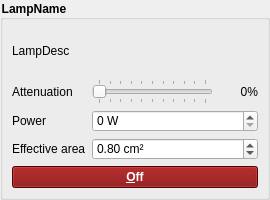
This is simui/LampControl.ui in HARMONI-CAB/radiosim as Qt 5 draws it before an edit. The edited form follows.
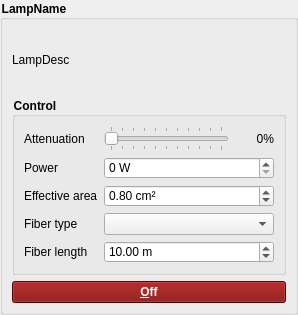
This is the edited form.

Commit message: Add fiber selection

Diff of the .ui file:
```diff
--- a/simui/LampControl.ui
+++ b/simui/LampControl.ui
@@ -6,8 +6,8 @@
    <rect>
     <x>0</x>
     <y>0</y>
-    <width>270</width>
-    <height>200</height>
+    <width>298</width>
+    <height>315</height>
    </rect>
   </property>
   <property name="sizePolicy">
@@ -41,58 +41,7 @@
       <string>LampName</string>
      </property>
      <layout class="QGridLayout" name="gridLayout_2">
-      <item row="3" column="0">
-       <widget class="QLabel" name="powerLabel">
-        <property name="sizePolicy">
-         <sizepolicy hsizetype="Fixed" vsizetype="Preferred">
-          <horstretch>0</horstretch>
-          <verstretch>0</verstretch>
-         </sizepolicy>
-        </property>
-        <property name="text">
-         <string>Power</string>
-        </property>
-        <property name="alignment">
-         <set>Qt::AlignRight|Qt::AlignTrailing|Qt::AlignVCenter</set>
-        </property>
-       </widget>
-      </item>
-      <item row="2" column="1">
-       <widget class="QSlider" name="attenSlider">
-        <property name="maximum">
-         <number>100</number>
-        </property>
-        <property name="orientation">
-         <enum>Qt::Horizontal</enum>
-        </property>
-        <property name="tickPosition">
-         <enum>QSlider::TicksBothSides</enum>
-        </property>
-        <property name="tickInterval">
-         <number>10</number>
-        </property>
-       </widget>
-      </item>
-      <item row="3" column="1" colspan="2">
-       <widget class="QDoubleSpinBox" name="lampPowerSpin">
-        <property name="sizePolicy">
-         <sizepolicy hsizetype="Expanding" vsizetype="Fixed">
-          <horstretch>0</horstretch>
-          <verstretch>0</verstretch>
-         </sizepolicy>
-        </property>
-        <property name="suffix">
-         <string> W</string>
-        </property>
-        <property name="decimals">
-         <number>0</number>
-        </property>
-        <property name="maximum">
-         <double>5000.000000000000000</double>
-        </property>
-       </widget>
-      </item>
-      <item row="5" column="0" colspan="3">
+      <item row="7" column="0" colspan="3">
        <widget class="QPushButton" name="lampOnOffButton">
         <property name="sizePolicy">
          <sizepolicy hsizetype="Preferred" vsizetype="Fixed">
@@ -124,7 +73,13 @@
         </property>
        </widget>
       </item>
-      <item row="2" column="2">
+      <item row="1" column="0" colspan="3">
+       <widget class="QGroupBox" name="lampControlBox">
+        <property name="title">
+         <string>Control</string>
+        </property>
+        <layout class="QGridLayout" name="gridLayout_3">
+         <item row="0" column="2">
        <widget class="QLabel" name="attenLabel">
         <property name="sizePolicy">
          <sizepolicy hsizetype="Fixed" vsizetype="Preferred">
@@ -146,7 +101,7 @@
         </property>
        </widget>
       </item>
-      <item row="2" column="0">
+         <item row="0" column="0">
        <widget class="QLabel" name="attenPfx">
         <property name="sizePolicy">
          <sizepolicy hsizetype="Fixed" vsizetype="Preferred">
@@ -159,14 +114,79 @@
         </property>
        </widget>
       </item>
-      <item row="4" column="0">
+         <item row="3" column="0">
+          <widget class="QLabel" name="fiberTypeLabel">
+           <property name="text">
+            <string>Fiber type</string>
+           </property>
+          </widget>
+         </item>
+         <item row="1" column="0">
+          <widget class="QLabel" name="powerLabel">
+           <property name="sizePolicy">
+            <sizepolicy hsizetype="Fixed" vsizetype="Preferred">
+             <horstretch>0</horstretch>
+             <verstretch>0</verstretch>
+            </sizepolicy>
+           </property>
+           <property name="text">
+            <string>Power</string>
+           </property>
+           <property name="alignment">
+            <set>Qt::AlignRight|Qt::AlignTrailing|Qt::AlignVCenter</set>
+           </property>
+          </widget>
+         </item>
+         <item row="0" column="1">
+          <widget class="QSlider" name="attenSlider">
+           <property name="maximum">
+            <number>100</number>
+           </property>
+           <property name="orientation">
+            <enum>Qt::Horizontal</enum>
+           </property>
+           <property name="tickPosition">
+            <enum>QSlider::TicksBothSides</enum>
+           </property>
+           <property name="tickInterval">
+            <number>10</number>
+           </property>
+          </widget>
+         </item>
+         <item row="2" column="0">
        <widget class="QLabel" name="effAreaLabel">
         <property name="text">
          <string>Effective area</string>
         </property>
        </widget>
       </item>
-      <item row="4" column="1" colspan="2">
+         <item row="4" column="0">
+          <widget class="QLabel" name="fiberLengthLabel">
+           <property name="text">
+            <string>Fiber length</string>
+           </property>
+          </widget>
+         </item>
+         <item row="1" column="1" colspan="2">
+          <widget class="QDoubleSpinBox" name="lampPowerSpin">
+           <property name="sizePolicy">
+            <sizepolicy hsizetype="Expanding" vsizetype="Fixed">
+             <horstretch>0</horstretch>
+             <verstretch>0</verstretch>
+            </sizepolicy>
+           </property>
+           <property name="suffix">
+            <string> W</string>
+           </property>
+           <property name="decimals">
+            <number>0</number>
+           </property>
+           <property name="maximum">
+            <double>5000.000000000000000</double>
+           </property>
+          </widget>
+         </item>
+         <item row="2" column="1" colspan="2">
        <widget class="QDoubleSpinBox" name="effAreaSpin">
         <property name="suffix">
          <string> cm²</string>
@@ -180,6 +200,25 @@
         <property name="value">
          <double>0.800000000000000</double>
         </property>
+          </widget>
+         </item>
+         <item row="3" column="1" colspan="2">
+          <widget class="QComboBox" name="fiberTypeCombo"/>
+         </item>
+         <item row="4" column="1" colspan="2">
+          <widget class="QDoubleSpinBox" name="fiberLengthSpin">
+           <property name="suffix">
+            <string> m</string>
+           </property>
+           <property name="maximum">
+            <double>100.000000000000000</double>
+           </property>
+           <property name="value">
+            <double>10.000000000000000</double>
+           </property>
+          </widget>
+         </item>
+        </layout>
        </widget>
       </item>
      </layout>
```
Lines whose indentation alone changed are shown as unchanged. The commit also changes 11 other files.
